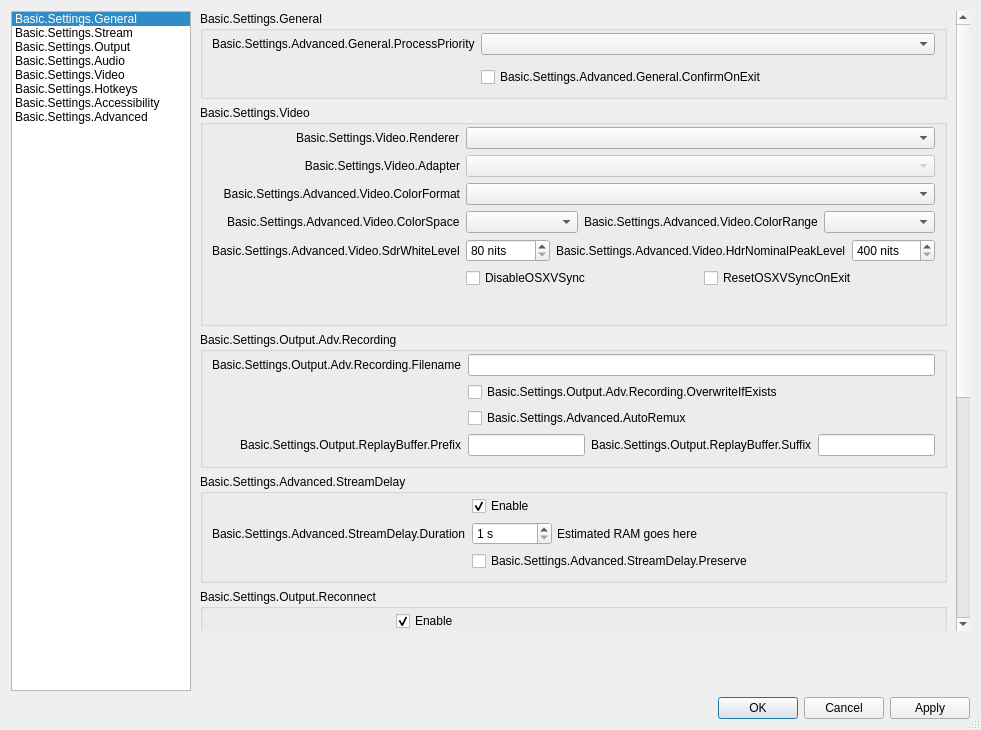
obsproject/obs-studio, file UI/forms/OBSBasicSettings.ui: the form before one commit.
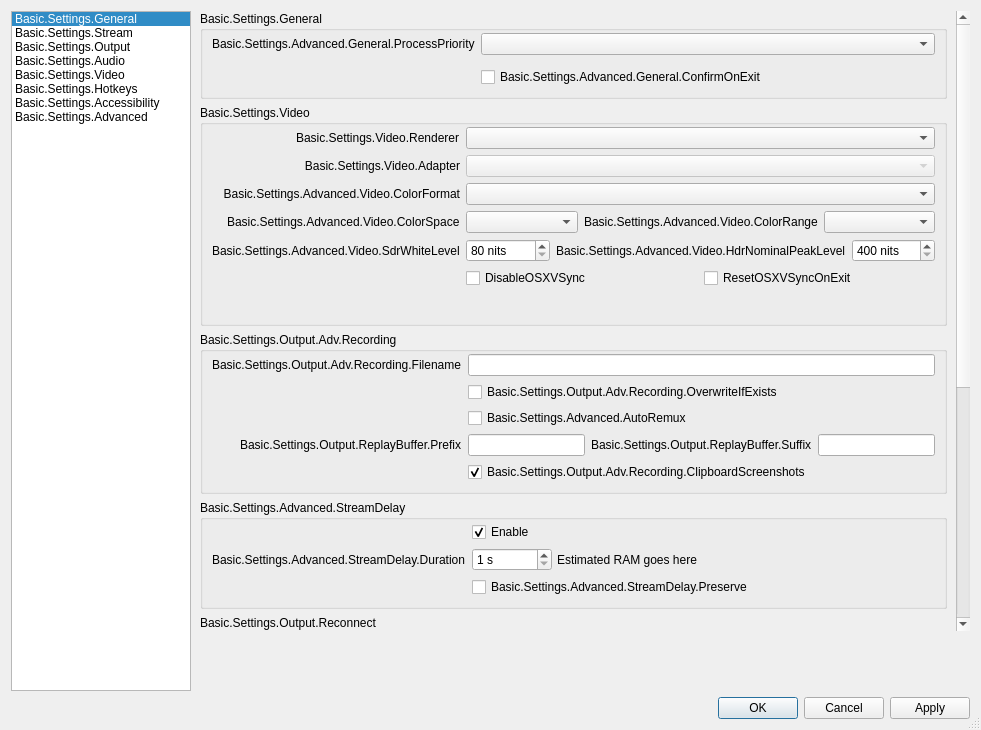
The form after the commit. The open tabs and pages were chosen to show the change. Icons and pictures are not drawn. Custom widgets are drawn as their Qt base class.

Commit message:
UI: Add setting to copy screenshots to clipboard
HDR images will be converted to SDR.

Skip Linux because the image is sometimes corrupt when tested on Ubuntu.

Diff of the .ui file:
```diff
--- a/UI/forms/OBSBasicSettings.ui
+++ b/UI/forms/OBSBasicSettings.ui
@@ -7314,6 +7314,29 @@
                      </property>
                     </spacer>
                    </item>
+                   <item row="4" column="0">
+                    <spacer name="clipboardScreenshotSpacer">
+                     <property name="orientation">
+                      <enum>Qt::Horizontal</enum>
+                     </property>
+                     <property name="sizeHint" stdset="0">
+                      <size>
+                       <width>170</width>
+                       <height>20</height>
+                      </size>
+                     </property>
+                    </spacer>
+                   </item>
+                   <item row="4" column="1">
+                    <widget class="QCheckBox" name="clipboardScreenshot">
+                     <property name="text">
+                      <string>Basic.Settings.Output.Adv.Recording.ClipboardScreenshots</string>
+                     </property>
+                     <property name="checked">
+                      <bool>true</bool>
+                     </property>
+                    </widget>
+                   </item>
                   </layout>
                  </widget>
                 </item>
```
Left out of the diff: 1 changed line with no effect on the pictures. The commit also changes 6 other files.
